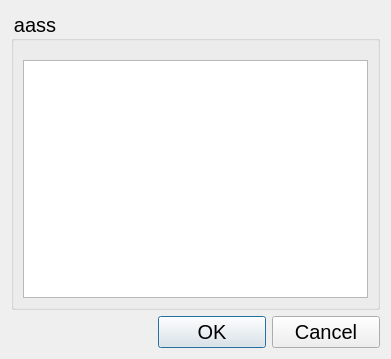
Qt form app/widgets/listselectiondialog.ui (jd28/neverrun) before a commit.
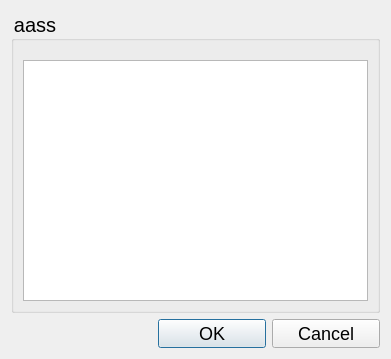
The same form after that commit.

Commit message: Reduce QPushButton font size by a couple pixels.

Diff of the .ui file:
```diff
--- a/app/widgets/listselectiondialog.ui
+++ b/app/widgets/listselectiondialog.ui
@@ -71,7 +71,7 @@
     <widget class="QDialogButtonBox" name="buttonBox">
      <property name="styleSheet">
       <string notr="true">min-width: 100px;
-font-size: 20px;</string>
+font-size: 18px;</string>
      </property>
      <property name="orientation">
       <enum>Qt::Horizontal</enum>
```
The commit also changes 4 other files.
